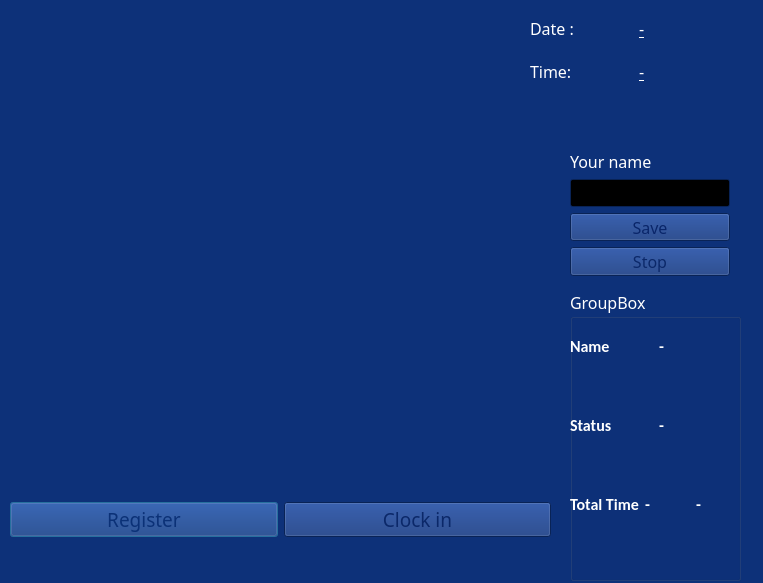
The window that Face_Detection_PyQt_base/outputwindow.ui (augmentedstartups/Face-Recogntion-PyQt) describes before a commit, drawn with Qt 5.
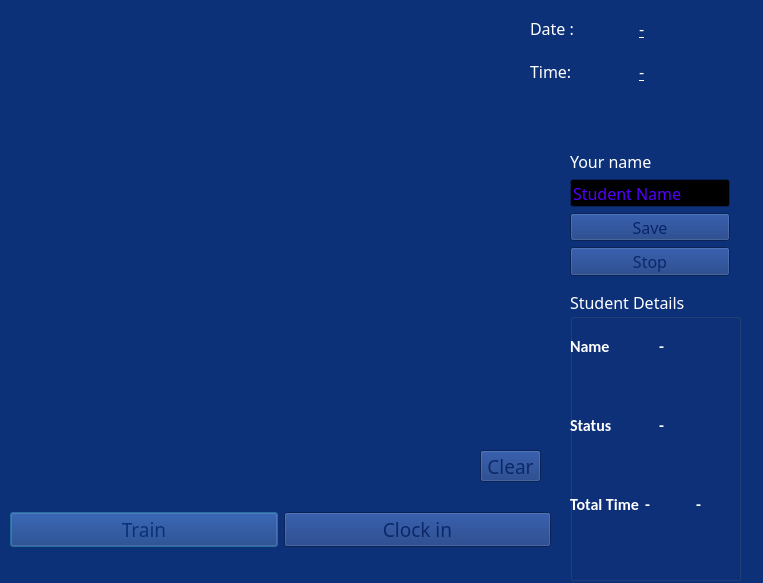
The same window after the commit. Icons and pictures are not drawn.

What changed in the file:
```diff
--- a/Face_Detection_PyQt_base/outputwindow.ui
+++ b/Face_Detection_PyQt_base/outputwindow.ui
@@ -502,7 +502,7 @@
    <property name="geometry">
     <rect>
      <x>10</x>
-     <y>480</y>
+     <y>490</y>
      <width>541</width>
      <height>80</height>
     </rect>
@@ -531,6 +531,15 @@
            </color>
           </brush>
          </colorrole>
+         <colorrole role="PlaceholderText">
+          <brush brushstyle="NoBrush">
+           <color alpha="128">
+            <red>255</red>
+            <green>255</green>
+            <blue>255</blue>
+           </color>
+          </brush>
+         </colorrole>
         </active>
         <inactive>
          <colorrole role="Text">
@@ -551,6 +560,15 @@
            </color>
           </brush>
          </colorrole>
+         <colorrole role="PlaceholderText">
+          <brush brushstyle="NoBrush">
+           <color alpha="128">
+            <red>255</red>
+            <green>255</green>
+            <blue>255</blue>
+           </color>
+          </brush>
+         </colorrole>
         </inactive>
         <disabled>
          <colorrole role="Text">
@@ -571,6 +589,15 @@
            </color>
           </brush>
          </colorrole>
+         <colorrole role="PlaceholderText">
+          <brush brushstyle="NoBrush">
+           <color alpha="128">
+            <red>255</red>
+            <green>255</green>
+            <blue>255</blue>
+           </color>
+          </brush>
+         </colorrole>
         </disabled>
        </palette>
       </property>
@@ -583,7 +610,7 @@
        </font>
       </property>
       <property name="text">
-       <string>Register</string>
+       <string>Train</string>
       </property>
       <property name="checkable">
        <bool>true</bool>
@@ -738,8 +765,153 @@
      <height>291</height>
     </rect>
    </property>
+   <property name="palette">
+    <palette>
+     <active>
+      <colorrole role="Text">
+       <brush brushstyle="SolidPattern">
+        <color alpha="255">
+         <red>85</red>
+         <green>85</green>
+         <blue>255</blue>
+        </color>
+       </brush>
+      </colorrole>
+      <colorrole role="Base">
+       <brush brushstyle="SolidPattern">
+        <color alpha="255">
+         <red>255</red>
+         <green>255</green>
+         <blue>255</blue>
+        </color>
+       </brush>
+      </colorrole>
+      <colorrole role="Shadow">
+       <brush brushstyle="SolidPattern">
+        <color alpha="255">
+         <red>255</red>
+         <green>255</green>
+         <blue>255</blue>
+        </color>
+       </brush>
+      </colorrole>
+      <colorrole role="ToolTipText">
+       <brush brushstyle="SolidPattern">
+        <color alpha="255">
+         <red>255</red>
+         <green>255</green>
+         <blue>255</blue>
+        </color>
+       </brush>
+      </colorrole>
+      <colorrole role="PlaceholderText">
+       <brush brushstyle="NoBrush">
+        <color alpha="128">
+         <red>85</red>
+         <green>85</green>
+         <blue>255</blue>
+        </color>
+       </brush>
+      </colorrole>
+     </active>
+     <inactive>
+      <colorrole role="Text">
+       <brush brushstyle="SolidPattern">
+        <color alpha="255">
+         <red>85</red>
+         <green>85</green>
+         <blue>255</blue>
+        </color>
+       </brush>
+      </colorrole>
+      <colorrole role="Base">
+       <brush brushstyle="SolidPattern">
+        <color alpha="255">
+         <red>255</red>
+         <green>255</green>
+         <blue>255</blue>
+        </color>
+       </brush>
+      </colorrole>
+      <colorrole role="Shadow">
+       <brush brushstyle="SolidPattern">
+        <color alpha="255">
+         <red>255</red>
+         <green>255</green>
+         <blue>255</blue>
+        </color>
+       </brush>
+      </colorrole>
+      <colorrole role="ToolTipText">
+       <brush brushstyle="SolidPattern">
+        <color alpha="255">
+         <red>255</red>
+         <green>255</green>
+         <blue>255</blue>
+        </color>
+       </brush>
+      </colorrole>
+      <colorrole role="PlaceholderText">
+       <brush brushstyle="NoBrush">
+        <color alpha="128">
+         <red>85</red>
+         <green>85</green>
+         <blue>255</blue>
+        </color>
+       </brush>
+      </colorrole>
+     </inactive>
+     <disabled>
+      <colorrole role="Text">
+       <brush brushstyle="SolidPattern">
+        <color alpha="255">
+         <red>6</red>
+         <green>24</green>
+         <blue>60</blue>
+        </color>
+       </brush>
+      </colorrole>
+      <colorrole role="Base">
+       <brush brushstyle="SolidPattern">
+        <color alpha="255">
+         <red>13</red>
+         <green>49</green>
+         <blue>121</blue>
+        </color>
+       </brush>
+      </colorrole>
+      <colorrole role="Shadow">
+       <brush brushstyle="SolidPattern">
+        <color alpha="255">
+         <red>255</red>
+         <green>255</green>
+         <blue>255</blue>
+        </color>
+       </brush>
+      </colorrole>
+      <colorrole role="ToolTipText">
+       <brush brushstyle="SolidPattern">
+        <color alpha="255">
+         <red>255</red>
+         <green>255</green>
+         <blue>255</blue>
+        </color>
+       </brush>
+      </colorrole>
+      <colorrole role="PlaceholderText">
+       <brush brushstyle="NoBrush">
+        <color alpha="128">
+         <red>85</red>
+         <green>85</green>
+         <blue>255</blue>
+        </color>
+       </brush>
+      </colorrole>
+     </disabled>
+    </palette>
+   </property>
    <property name="title">
-    <string>GroupBox</string>
+    <string>Student Details</string>
    </property>
    <widget class="QWidget" name="gridLayoutWidget_2">
     <property name="geometry">
@@ -889,7 +1061,75 @@
      </widget>
     </item>
     <item>
-     <widget class="QLineEdit" name="trainingName"/>
+     <widget class="QLineEdit" name="trainingName">
+      <property name="palette">
+       <palette>
+        <active>
+         <colorrole role="Text">
+          <brush brushstyle="SolidPattern">
+           <color alpha="255">
+            <red>85</red>
+            <green>0</green>
+            <blue>255</blue>
+           </color>
+          </brush>
+         </colorrole>
+         <colorrole role="PlaceholderText">
+          <brush brushstyle="SolidPattern">
+           <color alpha="128">
+            <red>85</red>
+            <green>85</green>
+            <blue>255</blue>
+           </color>
+          </brush>
+         </colorrole>
+        </active>
+        <inactive>
+         <colorrole role="Text">
+          <brush brushstyle="SolidPattern">
+           <color alpha="255">
+            <red>85</red>
+            <green>0</green>
+            <blue>255</blue>
+           </color>
+          </brush>
+         </colorrole>
+         <colorrole role="PlaceholderText">
+          <brush brushstyle="SolidPattern">
+           <color alpha="128">
+            <red>85</red>
+            <green>85</green>
+            <blue>255</blue>
+           </color>
+          </brush>
+         </colorrole>
+        </inactive>
+        <disabled>
+         <colorrole role="Text">
+          <brush brushstyle="SolidPattern">
+           <color alpha="255">
+            <red>6</red>
+            <green>24</green>
+            <blue>60</blue>
+           </color>
+          </brush>
+         </colorrole>
+         <colorrole role="PlaceholderText">
+          <brush brushstyle="SolidPattern">
+           <color alpha="128">
+            <red>85</red>
+            <green>85</green>
+            <blue>255</blue>
+           </color>
+          </brush>
+         </colorrole>
+        </disabled>
+       </palette>
+      </property>
+      <property name="text">
+       <string>Student Name</string>
+      </property>
+     </widget>
     </item>
     <item>
      <widget class="QPushButton" name="saveButton">
@@ -987,6 +1227,80 @@
     </item>
    </layout>
   </widget>
+  <widget class="QLabel" name="toolTipLabel">
+   <property name="geometry">
+    <rect>
+     <x>30</x>
+     <y>455</y>
+     <width>421</width>
+     <height>21</height>
+    </rect>
+   </property>
+   <property name="text">
+    <string/>
+   </property>
+  </widget>
+  <widget class="QPushButton" name="clearList">
+   <property name="geometry">
+    <rect>
+     <x>480</x>
+     <y>450</y>
+     <width>61</width>
+     <height>32</height>
+    </rect>
+   </property>
+   <property name="palette">
+    <palette>
+     <active>
+      <colorrole role="ButtonText">
+       <brush brushstyle="SolidPattern">
+        <color alpha="255">
+         <red>11</red>
+         <green>40</green>
+         <blue>105</blue>
+        </color>
+       </brush>
+      </colorrole>
+     </active>
+     <inactive>
+      <colorrole role="ButtonText">
+       <brush brushstyle="SolidPattern">
+        <color alpha="255">
+         <red>11</red>
+         <green>40</green>
+         <blue>105</blue>
+        </color>
+       </brush>
+      </colorrole>
+     </inactive>
+     <disabled>
+      <colorrole role="ButtonText">
+       <brush brushstyle="SolidPattern">
+        <color alpha="255">
+         <red>6</red>
+         <green>24</green>
+         <blue>60</blue>
+        </color>
+       </brush>
+      </colorrole>
+     </disabled>
+    </palette>
+   </property>
+   <property name="font">
+    <font>
+     <family>Franklin Gothic Medium</family>
+     <pointsize>14</pointsize>
+     <weight>50</weight>
+     <bold>false</bold>
+    </font>
+   </property>
+   <property name="text">
+    <string>Clear</string>
+   </property>
+   <property name="checkable">
+    <bool>true</bool>
+   </property>
+  </widget>
  </widget>
  <resources>
   <include location="resource.qrc"/>
```
Left out of the diff: 37 changed lines with no effect on the pictures.
